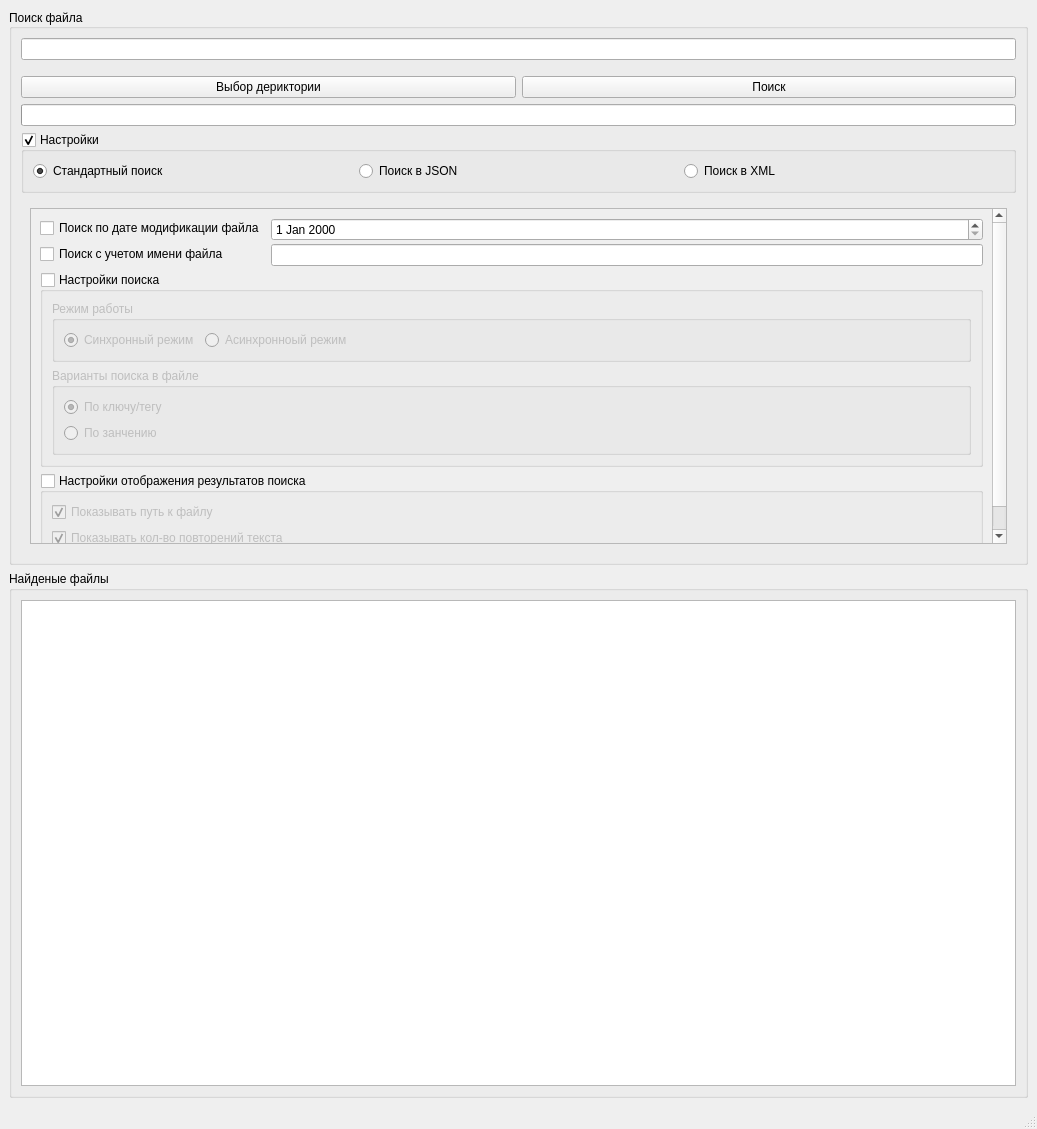
Above: ui.ui from edwardgra4ev/File_search_Wizard_3.0 before the change. Below: the same form after it.
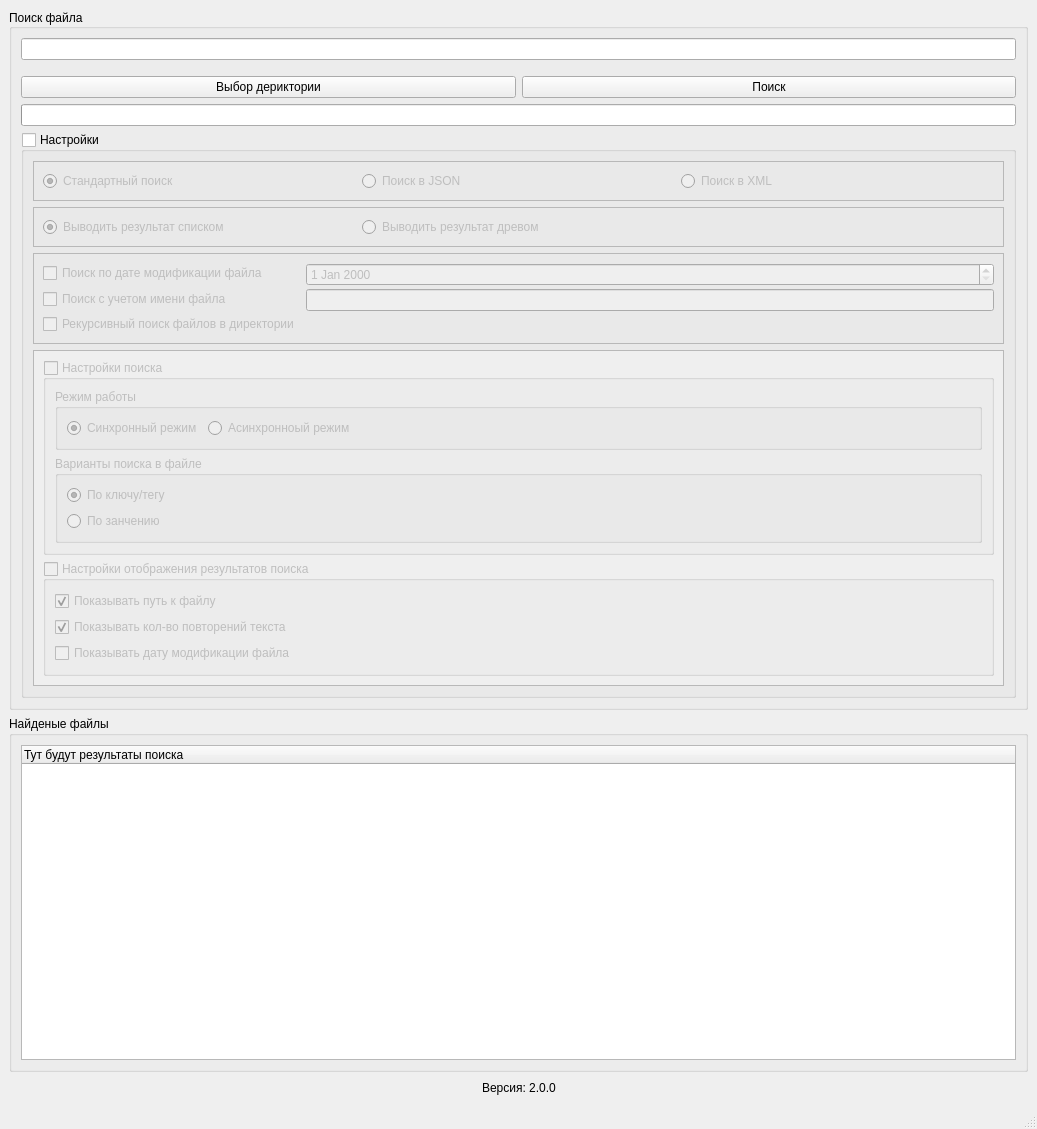
That is the form after the change. The open tabs and pages were chosen to show the change.

Commit message: Устранена ошибка интерфейса. Добавлено отображение файлов в виде древа

```diff
--- a/ui.ui
+++ b/ui.ui
@@ -34,68 +34,6 @@
            <property name="leftMargin">
             <number>9</number>
            </property>
-           <item row="2" column="0">
-            <widget class="QGroupBox" name="groupBox_3">
-             <property name="title">
-              <string>Настройки</string>
-             </property>
-             <property name="flat">
-              <bool>true</bool>
-             </property>
-             <property name="checkable">
-              <bool>true</bool>
-             </property>
-             <property name="checked">
-              <bool>true</bool>
-             </property>
-             <layout class="QVBoxLayout" name="verticalLayout_6">
-              <item>
-               <layout class="QHBoxLayout" name="horizontalLayout_2">
-                <item>
-                 <widget class="QRadioButton" name="radioButton_5">
-                  <property name="text">
-                   <string>Стандартный поиск</string>
-                  </property>
-                  <property name="checked">
-                   <bool>true</bool>
-                  </property>
-                 </widget>
-                </item>
-                <item>
-                 <widget class="QRadioButton" name="radioButton_6">
-                  <property name="text">
-                   <string>Поиск в JSON</string>
-                  </property>
-                 </widget>
-                </item>
-                <item>
-                 <widget class="QRadioButton" name="radioButton_7">
-                  <property name="text">
-                   <string>Поиск в XML</string>
-                  </property>
-                 </widget>
-                </item>
-               </layout>
-              </item>
-             </layout>
-            </widget>
-           </item>
-           <item row="1" column="0">
-            <widget class="QProgressBar" name="progressBar">
-             <property name="value">
-              <number>0</number>
-             </property>
-             <property name="textVisible">
-              <bool>false</bool>
-             </property>
-             <property name="invertedAppearance">
-              <bool>false</bool>
-             </property>
-             <property name="textDirection">
-              <enum>QProgressBar::TopToBottom</enum>
-             </property>
-            </widget>
-           </item>
            <item row="0" column="0">
             <layout class="QGridLayout" name="gridLayout_9">
              <item row="1" column="0" colspan="2">
@@ -115,17 +53,17 @@
               </spacer>
              </item>
              <item row="0" column="0" colspan="2">
-              <widget class="QLineEdit" name="lineEdit"/>
+              <widget class="QLineEdit" name="line_edit_search"/>
              </item>
              <item row="2" column="0">
-              <widget class="QPushButton" name="pushButton_2">
+              <widget class="QPushButton" name="push_button_dir">
                <property name="text">
                 <string>Выбор дериктории</string>
                </property>
               </widget>
              </item>
              <item row="2" column="1">
-              <widget class="QPushButton" name="pushButton_3">
+              <widget class="QPushButton" name="push_button_serach">
                <property name="text">
                 <string>Поиск</string>
                </property>
@@ -133,13 +71,188 @@
              </item>
             </layout>
            </item>
-           <item row="3" column="0">
+           <item row="1" column="0">
+            <widget class="QProgressBar" name="progressBar">
+             <property name="value">
+              <number>0</number>
+             </property>
+             <property name="textVisible">
+              <bool>false</bool>
+             </property>
+             <property name="invertedAppearance">
+              <bool>false</bool>
+             </property>
+             <property name="textDirection">
+              <enum>QProgressBar::TopToBottom</enum>
+             </property>
+            </widget>
+           </item>
+           <item row="4" column="0">
+            <widget class="QGroupBox" name="groupBox_3">
+             <property name="title">
+              <string>Настройки</string>
+             </property>
+             <property name="flat">
+              <bool>true</bool>
+             </property>
+             <property name="checkable">
+              <bool>true</bool>
+             </property>
+             <property name="checked">
+              <bool>false</bool>
+             </property>
+             <layout class="QVBoxLayout" name="verticalLayout_6">
+              <item>
+               <widget class="QFrame" name="frame">
+                <property name="frameShape">
+                 <enum>QFrame::StyledPanel</enum>
+                </property>
+                <property name="frameShadow">
+                 <enum>QFrame::Raised</enum>
+                </property>
+                <layout class="QHBoxLayout" name="horizontalLayout_4">
+                 <item>
+                  <layout class="QHBoxLayout" name="horizontalLayout_2">
+                   <property name="sizeConstraint">
+                    <enum>QLayout::SetDefaultConstraint</enum>
+                   </property>
+                   <item>
+                    <widget class="QRadioButton" name="radio_button_standard_search">
+                     <property name="text">
+                      <string>Стандартный поиск</string>
+                     </property>
+                     <property name="checked">
+                      <bool>true</bool>
+                     </property>
+                    </widget>
+                   </item>
+                   <item>
+                    <widget class="QRadioButton" name="radio_button_json_search">
+                     <property name="text">
+                      <string>Поиск в JSON</string>
+                     </property>
+                    </widget>
+                   </item>
+                   <item>
+                    <widget class="QRadioButton" name="radio_button_xml_search">
+                     <property name="text">
+                      <string>Поиск в XML</string>
+                     </property>
+                    </widget>
+                   </item>
+                  </layout>
+                 </item>
+                </layout>
+               </widget>
+              </item>
+              <item>
+               <widget class="QFrame" name="frame_3">
+                <property name="frameShape">
+                 <enum>QFrame::StyledPanel</enum>
+                </property>
+                <property name="frameShadow">
+                 <enum>QFrame::Raised</enum>
+                </property>
+                <layout class="QVBoxLayout" name="verticalLayout_13">
+                 <item>
+                  <layout class="QHBoxLayout" name="horizontalLayout">
+                   <item>
+                    <widget class="QRadioButton" name="radio_button_list">
+                     <property name="text">
+                      <string>Выводить результат списком</string>
+                     </property>
+                     <property name="checked">
+                      <bool>true</bool>
+                     </property>
+                    </widget>
+                   </item>
+                   <item>
+                    <widget class="QRadioButton" name="radio_button_tree">
+                     <property name="text">
+                      <string>Выводить результат древом</string>
+                     </property>
+                    </widget>
+                   </item>
+                   <item>
+                    <widget class="QLabel" name="label_2">
+                     <property name="text">
+                      <string/>
+                     </property>
+                    </widget>
+                   </item>
+                  </layout>
+                 </item>
+                </layout>
+               </widget>
+              </item>
+              <item>
+               <widget class="QFrame" name="frame_2">
+                <property name="frameShape">
+                 <enum>QFrame::StyledPanel</enum>
+                </property>
+                <property name="frameShadow">
+                 <enum>QFrame::Raised</enum>
+                </property>
+                <layout class="QVBoxLayout" name="verticalLayout_12">
+                 <item>
+                  <layout class="QFormLayout" name="formLayout_23">
+                   <property name="verticalSpacing">
+                    <number>3</number>
+                   </property>
+                   <item row="0" column="0">
+                    <widget class="QCheckBox" name="check_box_date_modification">
+                     <property name="text">
+                      <string>Поиск по дате модификации файла</string>
+                     </property>
+                    </widget>
+                   </item>
+                   <item row="0" column="1">
+                    <widget class="QDateEdit" name="date_edit"/>
+                   </item>
+                   <item row="1" column="0">
+                    <widget class="QCheckBox" name="check_box_file_name">
+                     <property name="text">
+                      <string>Поиск с учетом имени файла</string>
+                     </property>
+                    </widget>
+                   </item>
+                   <item row="1" column="1">
+                    <widget class="QLineEdit" name="line_edit_file_name"/>
+                   </item>
+                   <item row="2" column="0">
+                    <widget class="QCheckBox" name="check_box_recursion">
+                     <property name="text">
+                      <string>Рекурсивный поиск файлов в директории</string>
+                     </property>
+                    </widget>
+                   </item>
+                  </layout>
+                 </item>
+                </layout>
+               </widget>
+              </item>
+              <item>
             <widget class="QStackedWidget" name="stackedWidget">
              <property name="currentIndex">
-              <number>0</number>
+                 <number>1</number>
              </property>
              <widget class="QWidget" name="page">
               <layout class="QVBoxLayout" name="verticalLayout">
+                  <property name="spacing">
+                   <number>0</number>
+                  </property>
+                  <property name="leftMargin">
+                   <number>0</number>
+                  </property>
+                  <property name="topMargin">
+                   <number>0</number>
+                  </property>
+                  <property name="rightMargin">
+                   <number>0</number>
+                  </property>
+                  <property name="bottomMargin">
+                   <number>0</number>
+                  </property>
                <item>
                 <widget class="QScrollArea" name="scrollArea">
                  <property name="widgetResizable">
@@ -150,8 +263,8 @@
                    <rect>
                     <x>0</x>
                     <y>0</y>
-                    <width>958</width>
-                    <height>631</height>
+                       <width>402</width>
+                       <height>678</height>
                    </rect>
                   </property>
                   <layout class="QVBoxLayout" name="verticalLayout_7">
@@ -159,33 +272,6 @@
                     <layout class="QVBoxLayout" name="verticalLayout_8">
                      <item>
                       <layout class="QVBoxLayout" name="verticalLayout_34">
-                       <item>
-                        <layout class="QFormLayout" name="formLayout_23">
-                         <property name="verticalSpacing">
-                          <number>3</number>
-                         </property>
-                         <item row="0" column="0">
-                          <widget class="QCheckBox" name="checkBox_47">
-                           <property name="text">
-                            <string>Поиск по дате модификации файла</string>
-                           </property>
-                          </widget>
-                         </item>
-                         <item row="0" column="1">
-                          <widget class="QDateEdit" name="dateEdit_7"/>
-                         </item>
-                         <item row="1" column="0">
-                          <widget class="QCheckBox" name="checkBox_48">
-                           <property name="text">
-                            <string>Поиск с учетом имени файла</string>
-                           </property>
-                          </widget>
-                         </item>
-                         <item row="1" column="1">
-                          <widget class="QLineEdit" name="lineEdit_13"/>
-                         </item>
-                        </layout>
-                       </item>
                        <item>
                         <widget class="QGroupBox" name="groupBox_24">
                          <property name="title">
@@ -204,7 +290,7 @@
                           <item row="0" column="0" colspan="2">
                            <layout class="QFormLayout" name="formLayout_25">
                             <item row="0" column="0">
-                             <widget class="QCheckBox" name="checkBox_49">
+                                <widget class="QCheckBox" name="check_box_txt">
                               <property name="text">
                                <string>.txt</string>
                               </property>
@@ -214,7 +300,7 @@
                              </widget>
                             </item>
                             <item row="0" column="1">
-                             <widget class="QCheckBox" name="checkBox_50">
+                                <widget class="QCheckBox" name="check_box_log">
                               <property name="text">
                                <string>.log</string>
                               </property>
@@ -224,7 +310,7 @@
                              </widget>
                             </item>
                             <item row="1" column="0">
-                             <widget class="QCheckBox" name="checkBox_51">
+                                <widget class="QCheckBox" name="check_box_xml">
                               <property name="text">
                                <string>.xml</string>
                               </property>
@@ -234,7 +320,7 @@
                              </widget>
                             </item>
                             <item row="1" column="1">
-                             <widget class="QCheckBox" name="checkBox_52">
+                                <widget class="QCheckBox" name="check_box_json">
                               <property name="text">
                                <string>.json</string>
                               </property>
@@ -251,7 +337,7 @@
                              </widget>
                             </item>
                             <item row="2" column="1">
-                             <widget class="QLineEdit" name="lineEdit_14"/>
+                                <widget class="QLineEdit" name="line_edit_files_format"/>
                             </item>
                            </layout>
                           </item>
@@ -284,7 +370,7 @@
                            <item>
                             <layout class="QFormLayout" name="formLayout_2">
                              <item row="0" column="0">
-                              <widget class="QRadioButton" name="radioButton_3">
+                                 <widget class="QRadioButton" name="radio_button_stabdard_sync">
                                <property name="text">
                                 <string>Синхронный режим</string>
                                </property>
@@ -294,7 +380,7 @@
                               </widget>
                              </item>
                              <item row="0" column="1">
-                              <widget class="QRadioButton" name="radioButton_4">
+                                 <widget class="QRadioButton" name="radio_button_stabdard_async">
                                <property name="text">
                                 <string>Асинхронноый режим</string>
                                </property>
@@ -314,7 +400,7 @@
                            <item>
                             <layout class="QFormLayout" name="formLayout_26">
                              <item row="0" column="0">
-                              <widget class="QRadioButton" name="radioButton_29">
+                                 <widget class="QRadioButton" name="radio_button_str_read">
                                <property name="text">
                                 <string>Построчное чтение файла</string>
                                </property>
@@ -324,7 +410,7 @@
                               </widget>
                              </item>
                              <item row="0" column="1">
-                              <widget class="QRadioButton" name="radioButton_30">
+                                 <widget class="QRadioButton" name="radio_button_full_read">
                                <property name="text">
                                 <string>Чтение файла целиком</string>
                                </property>
@@ -350,7 +436,7 @@
                            <item>
                             <layout class="QVBoxLayout" name="verticalLayout_37">
                              <item>
-                              <widget class="QRadioButton" name="radioButton_31">
+                                 <widget class="QRadioButton" name="radio_button_no_reg">
                                <property name="text">
                                 <string>Поиск без учета регистра</string>
                                </property>
@@ -360,28 +446,28 @@
                               </widget>
                              </item>
                              <item>
-                              <widget class="QRadioButton" name="radioButton_32">
+                                 <widget class="QRadioButton" name="radio_button_reg">
                                <property name="text">
                                 <string>Поиск с учетом регистра</string>
                                </property>
                               </widget>
                              </item>
                              <item>
-                              <widget class="QRadioButton" name="radioButton_33">
+                                 <widget class="QRadioButton" name="radio_button_st">
                                <property name="text">
                                 <string>Поиск в начале строки</string>
                                </property>
                               </widget>
                              </item>
                              <item>
-                              <widget class="QRadioButton" name="radioButton_34">
+                                 <widget class="QRadioButton" name="radio_button_en">
                                <property name="text">
                                 <string>Поиск в конце строки</string>
                                </property>
                               </widget>
                              </item>
                              <item>
-                              <widget class="QRadioButton" name="radioButton_35">
+                                 <widget class="QRadioButton" name="radio_button_re">
                                <property name="text">
                                 <string>Поиск RegEx</string>
                                </property>
@@ -415,7 +501,7 @@
                       <item>
                        <layout class="QVBoxLayout" name="verticalLayout_39">
                         <item>
-                         <widget class="QCheckBox" name="checkBox_53">
+                            <widget class="QCheckBox" name="check_box_standard_path">
                           <property name="text">
                            <string>Показывать путь к файлу</string>
                           </property>
@@ -425,7 +511,7 @@
                          </widget>
                         </item>
                         <item>
-                         <widget class="QCheckBox" name="checkBox_54">
+                            <widget class="QCheckBox" name="check_box_standard_count">
                           <property name="text">
                            <string>Показывать кол-во повторений текста</string>
                           </property>
@@ -435,12 +521,19 @@
                          </widget>
                         </item>
                         <item>
-                         <widget class="QCheckBox" name="checkBox_55">
+                            <widget class="QCheckBox" name="check_box_standard_search_str">
                           <property name="text">
                            <string>Показывать строку с искомым текстом</string>
                           </property>
                          </widget>
                         </item>
+                           <item>
+                            <widget class="QCheckBox" name="check_box_standard_display_modification_date">
+                             <property name="text">
+                              <string>Показывать дату модификации файла</string>
+                             </property>
+                            </widget>
+                           </item>
                        </layout>
                       </item>
                      </layout>
@@ -454,6 +547,21 @@
              </widget>
              <widget class="QWidget" name="page_3">
               <layout class="QVBoxLayout" name="verticalLayout_2">
+                  <property name="spacing">
+                   <number>0</number>
+                  </property>
+                  <property name="leftMargin">
+                   <number>0</number>
+                  </property>
+                  <property name="topMargin">
+                   <number>0</number>
+                  </property>
+                  <property name="rightMargin">
+                   <number>0</number>
+                  </property>
+                  <property name="bottomMargin">
+                   <number>0</number>
+                  </property>
                <item>
                 <widget class="QScrollArea" name="scrollArea_2">
                  <property name="widgetResizable">
@@ -464,44 +572,13 @@
                    <rect>
                     <x>0</x>
                     <y>0</y>
-                    <width>975</width>
+                       <width>965</width>
                     <height>382</height>
                    </rect>
                   </property>
                   <layout class="QVBoxLayout" name="verticalLayout_9">
                    <item>
                     <layout class="QVBoxLayout" name="verticalLayout_10">
-                     <item>
-                      <layout class="QVBoxLayout" name="verticalLayout_40">
-                       <item>
-                        <layout class="QFormLayout" name="formLayout_27">
-                         <property name="verticalSpacing">
-                          <number>3</number>
-                         </property>
-                         <item row="0" column="0">
-                          <widget class="QCheckBox" name="checkBox_56">
-                           <property name="text">
-                            <string>Поиск по дате модификации файла</string>
-                           </property>
-                          </widget>
-                         </item>
-                         <item row="0" column="1">
-                          <widget class="QDateEdit" name="dateEdit_8"/>
-                         </item>
-                         <item row="1" column="0">
-                          <widget class="QCheckBox" name="checkBox_57">
-                           <property name="text">
-                            <string>Поиск с учетом имени файла</string>
-                           </property>
-                          </widget>
-                         </item>
-                         <item row="1" column="1">
-                          <widget class="QLineEdit" name="lineEdit_15"/>
-                         </item>
-                        </layout>
-                       </item>
-                      </layout>
-                     </item>
                      <item>
                       <widget class="QGroupBox" name="groupBox_18">
                        <property name="title">
@@ -526,7 +603,7 @@
                            <item>
                             <layout class="QFormLayout" name="formLayout_3">
                              <item row="0" column="0">
-                              <widget class="QRadioButton" name="radioButton_8">
+                                 <widget class="QRadioButton" name="radio_button_sync">
                                <property name="text">
                                 <string>Синхронный режим</string>
                                </property>
@@ -536,7 +613,7 @@
                               </widget>
                              </item>
                              <item row="0" column="1">
-                              <widget class="QRadioButton" name="radioButton_9">
+                                 <widget class="QRadioButton" name="radio_button_async">
                                <property name="text">
                                 <string>Асинхронноый режим</string>
                                </property>
@@ -562,7 +639,7 @@
                            <item>
                             <layout class="QVBoxLayout" name="verticalLayout_43">
                              <item>
-                              <widget class="QRadioButton" name="radioButton_36">
+                                 <widget class="QRadioButton" name="radio_button_tag_key">
                                <property name="text">
                                 <string>По ключу/тегу</string>
                                </property>
@@ -572,7 +649,7 @@
                               </widget>
                              </item>
                              <item>
-                              <widget class="QRadioButton" name="radioButton_37">
+                                 <widget class="QRadioButton" name="radio_button_value">
                                <property name="text">
                                 <string>По занчению</string>
                                </property>
@@ -606,7 +683,7 @@
                       <item>
                        <layout class="QVBoxLayout" name="verticalLayout_45">
                         <item>
-                         <widget class="QCheckBox" name="checkBox_62">
+                            <widget class="QCheckBox" name="chec_box_path">
                           <property name="text">
                            <string>Показывать путь к файлу</string>
                           </property>
@@ -616,7 +693,7 @@
                          </widget>
                         </item>
                         <item>
-                         <widget class="QCheckBox" name="checkBox_63">
+                            <widget class="QCheckBox" name="check_box_count">
                           <property name="text">
                            <string>Показывать кол-во повторений текста</string>
                           </property>
@@ -625,6 +702,13 @@
                           </property>
                          </widget>
                         </item>
+                           <item>
+                            <widget class="QCheckBox" name="check_box_display_modification_date">
+                             <property name="text">
+                              <string>Показывать дату модификации файла</string>
+                             </property>
+                            </widget>
+                           </item>
                        </layout>
                       </item>
                      </layout>
@@ -636,6 +720,9 @@
                </item>
               </layout>
              </widget>
+               </widget>
+              </item>
+             </layout>
             </widget>
            </item>
           </layout>
@@ -652,30 +739,107 @@
           </property>
           <layout class="QGridLayout" name="gridLayout_12">
            <item row="1" column="0">
-            <layout class="QGridLayout" name="gridLayout_11">
-             <item row="0" column="0">
-              <widget class="QListWidget" name="listWidget_2"/>
-             </item>
-            </layout>
+            <widget class="QStackedWidget" name="stackedWidget_2">
+             <property name="currentIndex">
+              <number>0</number>
+             </property>
+             <widget class="QWidget" name="page_2">
+              <layout class="QVBoxLayout" name="verticalLayout_5">
+               <property name="spacing">
+                <number>0</number>
+               </property>
+               <property name="leftMargin">
+                <number>0</number>
+               </property>
+               <property name="topMargin">
+                <number>0</number>
+               </property>
+               <property name="rightMargin">
+                <number>0</number>
+               </property>
+               <property name="bottomMargin">
+                <number>0</number>
+               </property>
+               <item>
+                <widget class="QListWidget" name="listWidget"/>
+               </item>
+              </layout>
+             </widget>
+             <widget class="QWidget" name="page_4">
+              <layout class="QVBoxLayout" name="verticalLayout_11">
+               <property name="spacing">
+                <number>0</number>
+               </property>
+               <property name="leftMargin">
+                <number>0</number>
+               </property>
+               <property name="topMargin">
+                <number>0</number>
+               </property>
+               <property name="rightMargin">
+                <number>0</number>
+               </property>
+               <property name="bottomMargin">
+                <number>0</number>
+               </property>
+               <item>
+                <widget class="QTreeWidget" name="treeWidget">
+                 <column>
+                  <property name="text">
+                   <string>Тут будут результаты поиска</string>
+                  </property>
+                 </column>
+                </widget>
            </item>
           </layout>
          </widget>
-        </item>
-       </layout>
+            </widget>
+           </item>
+          </layout>
+         </widget>
       </item>
      </layout>
     </item>
    </layout>
-  </widget>
-  <widget class="QMenuBar" name="menubar">
-   <property name="geometry">
-    <rect>
-     <x>0</x>
-     <y>0</y>
-     <width>1037</width>
-     <height>22</height>
-    </rect>
-   </property>
+    </item>
+    <item>
+     <layout class="QHBoxLayout" name="horizontalLayout_3">
+      <item>
+       <spacer name="horizontalSpacer">
+        <property name="orientation">
+         <enum>Qt::Horizontal</enum>
+        </property>
+        <property name="sizeHint" stdset="0">
+         <size>
+          <width>40</width>
+          <height>20</height>
+         </size>
+        </property>
+       </spacer>
+      </item>
+      <item>
+       <widget class="QLabel" name="version">
+        <property name="text">
+         <string>Версия: 2.0.0</string>
+        </property>
+       </widget>
+      </item>
+      <item>
+       <spacer name="horizontalSpacer_2">
+        <property name="orientation">
+         <enum>Qt::Horizontal</enum>
+        </property>
+        <property name="sizeHint" stdset="0">
+         <size>
+          <width>40</width>
+          <height>20</height>
+         </size>
+        </property>
+       </spacer>
+      </item>
+     </layout>
+    </item>
+   </layout>
   </widget>
   <widget class="QStatusBar" name="statusbar"/>
  </widget>
```
Lines whose indentation alone changed are shown as unchanged. The commit also changes 4 other files.
